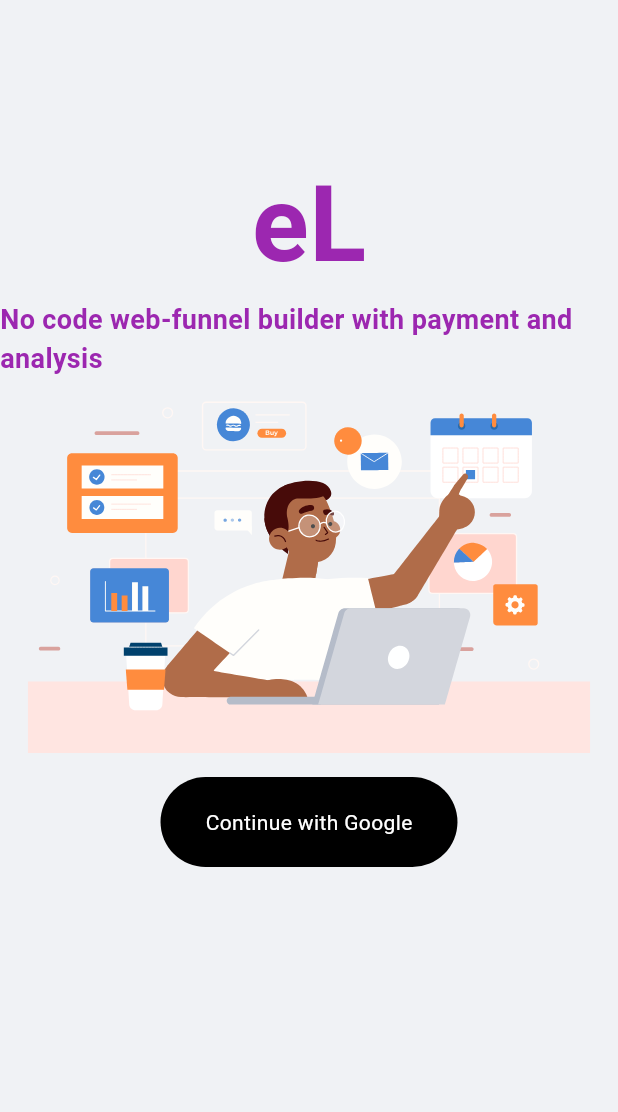
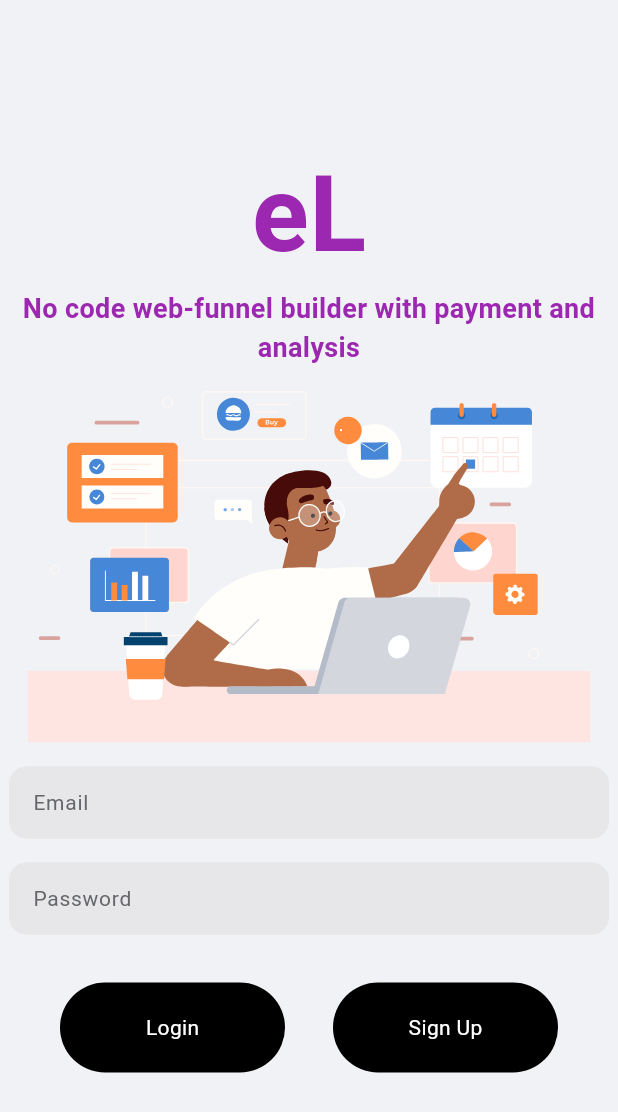
Before and after one commit to Sokhibjon18/leadFlow, a Flutter app: the screen it shows after launch, on a phone screen of 412 x 824 dp. Shown: the top 1112 px of the screen. Run offline on Flutter 3.47's test engine with Material 3 defaults, Android fonts, the light colour scheme and no system bars; our stand-ins replace auto_route, auto_size_text, cloud_firestore, firebase_auth, firebase_core, firebase_storage and 6 more; accounts and stored records are empty; generated files the repository leaves out were written again; statements that could not run were skipped.

Commit message:
– some updates

```diff
--- /dev/null
+++ b/lib/core/widgets/commons/common_text_filed.dart
@@ -0,0 +1,129 @@
+import 'package:flutter/material.dart';
+import 'package:flutter/services.dart';
+
+class CommonTextField extends StatefulWidget {
+  const CommonTextField({
+    super.key,
+    this.hint,
+    this.controller,
+    this.obscureText = false,
+    this.prefixIcon,
+    this.errorText,
+    this.onChanged,
+    this.inputType,
+    this.inputFormatter,
+    this.enabled,
+    this.suffixText,
+    this.allocateErrorSpace = false,
+    this.next = false,
+    this.suffixIcon,
+    this.onTap,
+    this.autoFocus = false,
+    this.backgroundColor,
+    this.maxLines,
+    this.maxLength,
+    this.initialValue,
+    this.focusNode,
+  });
+
+  final String? hint;
+  final Widget? prefixIcon;
+  final Widget? suffixIcon;
+  final String? suffixText;
+  final TextEditingController? controller;
+  final bool obscureText;
+  final bool? enabled;
+  final String? errorText;
+  final ValueChanged<String>? onChanged;
+  final TextInputType? inputType;
+  final List<TextInputFormatter>? inputFormatter;
+  final bool allocateErrorSpace;
+  final bool next;
+  final GestureTapCallback? onTap;
+  final bool autoFocus;
+  final Color? backgroundColor;
+  final int? maxLines;
+  final int? maxLength;
+  final String? initialValue;
+  final FocusNode? focusNode;
+
+  @override
+  State<CommonTextField> createState() => _CommonTextFieldState();
+}
+
+class _CommonTextFieldState extends State<CommonTextField> {
+  bool passwordVisible = false;
+
+  @override
+  void initState() {
+    passwordVisible = widget.obscureText;
+    super.initState();
+  }
+
+  @override
+  Widget build(BuildContext context) {
+    return Column(
+      children: [
+        TextFormField(
+          maxLength: widget.maxLength,
+          maxLines: widget.maxLines,
+          enabled: widget.enabled,
+          controller: widget.controller,
+          autofocus: widget.autoFocus,
+          onTap: widget.onTap,
+          onChanged: widget.onChanged,
+          keyboardType: widget.inputType,
+          focusNode: widget.focusNode,
+          inputFormatters: widget.inputFormatter,
+          cursorColor: const Color(0xFF099EE2),
+          textInputAction: widget.next ? TextInputAction.next : TextInputAction.done,
+          onFieldSubmitted: (_) =>
+              widget.next ? FocusScope.of(context).nextFocus() : FocusScope.of(context).unfocus(),
+          initialValue: widget.initialValue,
+          decoration: InputDecoration(
+            contentPadding: const EdgeInsets.all(12),
+            suffixText: widget.suffixText,
+            errorText: widget.errorText,
+            prefixIcon: widget.prefixIcon,
+            hintText: widget.hint,
+            hintStyle: const TextStyle(
+              fontSize: 14,
+              fontWeight: FontWeight.w400,
+              color: Color(0xFF65676B),
+            ),
+            border: OutlineInputBorder(
+              borderSide: const BorderSide(width: 1),
+              borderRadius: BorderRadius.circular(12),
+            ),
+            enabledBorder: OutlineInputBorder(
+              borderSide: const BorderSide(
+                width: 1,
+                color: Color(0XFFE7E7E9),
+              ),
+              borderRadius: BorderRadius.circular(12),
+            ),
+            focusedBorder: OutlineInputBorder(
+              borderSide: const BorderSide(
+                width: 1,
+                color: Color(0XFFE7E7E9),
+              ),
+              borderRadius: BorderRadius.circular(12),
+            ),
+            filled: true,
+            fillColor: widget.backgroundColor ?? const Color(0XFFE7E7E9),
+            suffixIcon: widget.suffixIcon,
+          ),
+          style: const TextStyle(
+            fontSize: 16,
+            fontWeight: FontWeight.w500,
+            color: Color(0xFF000000),
+          ),
+          obscureText: passwordVisible,
+        ),
+        SizedBox(
+          height: widget.errorText == null && widget.allocateErrorSpace ? 22 : 0,
+        ),
+      ],
+    );
+  }
+}
--- /dev/null
+++ b/lib/features/auth/data/auth_repo.dart
@@ -0,0 +1,38 @@
+import 'package:firebase_auth/firebase_auth.dart';
+import 'package:google_sign_in/google_sign_in.dart';
+import 'package:injectable/injectable.dart';
+
+@injectable
+class AuthRepo {
+  final FirebaseAuth _firebaseAuth;
+
+  AuthRepo(this._firebaseAuth);
+
+  Future<User?> signUp(String email, String password) async {
+    try {
+      UserCredential result = await _firebaseAuth.createUserWithEmailAndPassword(
+        email: email,
+        password: password,
+      );
+      User? user = result.user;
+      return user;
+    } on FirebaseAuthException catch (e) {
+      print('Failed to sign up: ${e.message}');
+      return null;
+    }
+  }
+
+  Future<User?> login(String email, String password) async {
+    try {
+      UserCredential result = await _firebaseAuth.signInWithEmailAndPassword(
+        email: email,
+        password: password,
+      );
+      User? user = result.user;
+      return user;
+    } on FirebaseAuthException catch (e) {
+      print('Failed to log in: ${e.message}');
+      return null;
+    }
+  }
+}
--- /dev/null
+++ b/lib/features/auth/domain/auth_cubit.dart
@@ -0,0 +1,60 @@
+import 'package:firebase_auth/firebase_auth.dart';
+import 'package:flutter_bloc/flutter_bloc.dart';
+import 'package:freezed_annotation/freezed_annotation.dart';
+import 'package:injectable/injectable.dart';
+
+part 'auth_state.dart';
+part 'auth_cubit.freezed.dart';
+
+@injectable
+class AuthCubit extends Cubit<AuthState> {
+  final FirebaseAuth _auth = FirebaseAuth.instance;
+
+  AuthCubit() : super(AuthState.initial());
+
+  Future<void> signUp(String email, String password) async {
+    emit(state.copyWith(loading: true, error: ''));
+    try {
+      UserCredential result = await _auth.createUserWithEmailAndPassword(
+        email: email,
+        password: password,
+      );
+      User? user = result.user;
+      if (user != null) {
+        emit(state.copyWith(loading: false, authenticated: true));
+      } else {
+        emit(state.copyWith(loading: false, error: 'Failed to sign up'));
+      }
+    } on FirebaseAuthException catch (e) {
+      emit(state.copyWith(loading: false, error: e.message ?? 'An error occurred'));
+    }
+  }
+
+  Future<void> login(String email, String password) async {
+    emit(state.copyWith(loading: true, error: ''));
+    try {
+      UserCredential result = await _auth.signInWithEmailAndPassword(
+        email: email,
+        password: password,
+      );
+      User? user = result.user;
+      if (user != null) {
+        emit(state.copyWith(loading: false, authenticated: true));
+      } else {
+        emit(state.copyWith(loading: false, error: 'Failed to log in'));
+      }
+    } on FirebaseAuthException catch (e) {
+      emit(state.copyWith(loading: false, error: e.message ?? 'An error occurred'));
+    }
+  }
+
+  Future<void> signOut() async {
+    emit(state.copyWith(loading: true, error: ''));
+    try {
+      await _auth.signOut();
+      emit(state.copyWith(loading: false, authenticated: false));
+    } catch (e) {
+      emit(state.copyWith(loading: false, error: 'Failed to sign out'));
+    }
+  }
+}
--- a/lib/future/auth/domain/auth_state.dart
+++ b/lib/features/auth/domain/auth_state.dart
@@ -1,4 +1,4 @@
-part of 'auth_bloc.dart';
+part of 'auth_cubit.dart';
 
 @freezed
 class AuthState with _$AuthState {
--- a/lib/future/auth/presentation/auth_page.dart
+++ b/lib/features/auth/presentation/auth_page.dart
@@ -2,8 +2,8 @@ import 'package:auto_route/annotations.dart';
 import 'package:flutter/material.dart';
 import 'package:flutter_bloc/flutter_bloc.dart';
 import 'package:lead_flow/core/di/injection.dart';
-import 'package:lead_flow/future/auth/domain/auth_bloc.dart';
-import 'package:lead_flow/future/auth/presentation/auth_page_child.dart';
+import 'package:lead_flow/features/auth/domain/auth_cubit.dart';
+import 'package:lead_flow/features/auth/presentation/auth_page_child.dart';
 
 @RoutePage()
 class AuthPage extends StatefulWidget {
@@ -17,7 +17,7 @@ class _AuthPageState extends State<AuthPage> {
   @override
   Widget build(BuildContext context) {
     return BlocProvider(
-      create: (context) => getIt<AuthBloc>(),
+      create: (context) => getIt<AuthCubit>(),
       child: const Scaffold(
         backgroundColor: Color(0xFFF0F2F5),
         body: AuthPageChild(),
--- /dev/null
+++ b/lib/features/auth/presentation/auth_page_child.dart
@@ -0,0 +1,145 @@
+import 'package:auto_route/auto_route.dart';
+import 'package:flutter/material.dart';
+import 'package:flutter_bloc/flutter_bloc.dart';
+import 'package:lead_flow/core/router/app_router.gr.dart';
+import 'package:lead_flow/core/widgets/commons/common_text_filed.dart';
+import 'package:lead_flow/features/auth/domain/auth_cubit.dart';
+import 'package:lead_flow/utils/extensions.dart';
+import 'package:lottie/lottie.dart';
+
+class AuthPageChild extends StatelessWidget {
+  const AuthPageChild({super.key});
+
+  @override
+  Widget build(BuildContext context) {
+    return BlocConsumer<AuthCubit, AuthState>(
+      listener: _authStateListener,
+      builder: (context, state) => _buildAuthContent(context),
+    );
+  }
+
+  void _authStateListener(BuildContext context, AuthState state) {
+    if (state.error.isNotEmpty) {
+      context.showSnackBar(state.error);
+    } else if (state.authenticated) {
+      context.router.replace(const HomeRoute());
+    }
+  }
+
+  Widget _buildAuthContent(BuildContext context) {
+    return Center(
+      child: SingleChildScrollView(
+        child: ConstrainedBox(
+          constraints: const BoxConstraints(maxWidth: 400),
+          child: Column(
+            mainAxisAlignment: MainAxisAlignment.center,
+            crossAxisAlignment: CrossAxisAlignment.center,
+            children: [
+              logoAndTitle(),
+              SizedBox(
+                height: 250,
+                child: Lottie.asset('assets/images/auth.json'),
+              ),
+              const SizedBox(height: 16),
+              _AuthForm(),
+            ],
+          ),
+        ),
+      ),
+    );
+  }
+}
+
+logoAndTitle() => const Column(
+      children: [
+        Text(
+          'eL',
+          style: TextStyle(fontSize: 70, color: Colors.purple, fontWeight: FontWeight.bold),
+        ),
+        Text(
+          'No code web-funnel builder with payment and analysis',
+          textAlign: TextAlign.center,
+          style: TextStyle(fontWeight: FontWeight.bold, fontSize: 18, color: Colors.purple),
+        ),
+      ],
+    );
+
+class _AuthForm extends StatefulWidget {
+  @override
+  _AuthFormState createState() => _AuthFormState();
+}
+
+class _AuthFormState extends State<_AuthForm> {
+  final _emailController = TextEditingController();
+  final _passwordController = TextEditingController();
+
+  @override
+  void dispose() {
+    _emailController.dispose();
+    _passwordController.dispose();
+    super.dispose();
+  }
+
+  @override
+  Widget build(BuildContext context) {
+    return Column(
+      children: [
+        CommonTextField(
+          controller: _emailController,
+          hint: 'Email',
+        ),
+        const SizedBox(height: 16),
+        CommonTextField(
+          controller: _passwordController,
+          hint: 'Password',
+          obscureText: true,
+          maxLines: 1,
+        ),
+        const SizedBox(height: 16),
+        Row(
+          mainAxisAlignment: MainAxisAlignment.center,
+          children: [
+            _getAuthButton(
+              label: 'Login',
+              onTap: () => _performAuth(context, isLogin: true),
+            ),
+            _getAuthButton(
+              label: 'Sign Up',
+              onTap: () => _performAuth(context, isLogin: false),
+            ),
+          ],
+        ),
+      ],
+    );
+  }
+
+  void _performAuth(BuildContext context, {required bool isLogin}) {
+    final authCubit = context.read<AuthCubit>();
+    final email = _emailController.text;
+    final password = _passwordController.text;
+
+    if (isLogin) {
+      authCubit.login(email, password);
+    } else {
+      authCubit.signUp(email, password);
+    }
+  }
+
+  _getAuthButton({required String label, required Function() onTap}) => GestureDetector(
+    onTap: onTap,
+    child: Container(
+      width: 150,
+      margin: const EdgeInsets.all(16),
+      padding: const EdgeInsets.symmetric(vertical: 20, horizontal: 30),
+      decoration: BoxDecoration(
+        color: Colors.black,
+        borderRadius: BorderRadius.circular(50),
+      ),
+      alignment: Alignment.center,
+      child: Text(
+        label,
+        style: const TextStyle(color: Colors.white),
+      ),
+    ),
+  );
+}
--- a/lib/future/auth/domain/auth_event.dart
+++ /dev/null
@@ -1,6 +0,0 @@
-part of 'auth_bloc.dart';
-
-@freezed
-class AuthEvent with _$AuthEvent {
-  const factory AuthEvent.signInWithGoogle() = _SignInWithGoogle;
-}
--- a/lib/future/auth/presentation/auth_page_child.dart
+++ /dev/null
@@ -1,90 +0,0 @@
-import 'dart:developer';
-
-import 'package:auto_route/auto_route.dart';
-import 'package:flutter/material.dart';
-import 'package:flutter_bloc/flutter_bloc.dart';
-import 'package:lead_flow/core/router/app_router.gr.dart';
-import 'package:lead_flow/future/auth/domain/auth_bloc.dart';
-import 'package:lottie/lottie.dart';
-
-class AuthPageChild extends StatefulWidget {
-  const AuthPageChild({super.key});
-
-  @override
-  State<AuthPageChild> createState() => _AuthPageChildState();
-}
-
-class _AuthPageChildState extends State<AuthPageChild> {
-  late final bloc = context.read<AuthBloc>();
-  @override
-  Widget build(BuildContext context) {
-    return BlocConsumer<AuthBloc, AuthState>(
-      listener: (context, state) {
-        if (state.error.isNotEmpty) {
-          context.router.replace(const HomeRoute());
-          return;
-          log(state.error.toString());
-        }
-        if (state.authenticated) {
-          context.router.replace(const HomeRoute());
-          return;
-        }
-      },
-      builder: (context, state) {
-        return SingleChildScrollView(
-          physics: const BouncingScrollPhysics(),
-          child: Center(
-            child: Column(
-              crossAxisAlignment: CrossAxisAlignment.center,
-              children: [
-                Container(
-                  margin: const EdgeInsets.only(top: 100),
-                  child: Column(
-                    children: [
-                      const Text(
-                        'eL',
-                        style: TextStyle(
-                          fontSize: 70,
-                          color: Colors.purple,
-                          fontWeight: FontWeight.bold,
-                        ),
-                      ),
-                      const Text(
-                        'No code web-funnel builder with payment and analysis',
-                        style: TextStyle(
-                            fontWeight: FontWeight.bold,
-                            fontSize: 18,
-                            color: Colors.purple),
-                      ),
-                      // Image.asset('assets/images/logo.png'),
-                      SizedBox(
-                          height: 250,
-                          child: Lottie.asset('assets/images/auth.json')),
-                      GestureDetector(
-                        onTap: () =>
-                            bloc.add(const AuthEvent.signInWithGoogle()),
-                        child: Container(
-                          margin: const EdgeInsets.all(16),
-                          padding: const EdgeInsets.symmetric(
-                              vertical: 20, horizontal: 30),
-                          decoration: const BoxDecoration(
-                              color: Colors.black,
-                              borderRadius:
-                                  BorderRadius.all(Radius.circular(50))),
-                          child: const Text(
-                            'Continue with Google',
-                            style: TextStyle(color: Colors.white),
-                          ),
-                        ),
-                      )
-                    ],
-                  ),
-                )
-              ],
-            ),
-          ),
-        );
-      },
-    );
-  }
-}
```
Also changed, not shown: lib/future/auth/data/auth_repo.dart (deleted, +0 -24 lines), lib/future/auth/domain/auth_bloc.dart (deleted, +0 -40 lines), lib/core/di/injection.config.dart, lib/core/router/app_router.gr.dart, lib/features/home/home_page.dart (renamed from lib/future/home/home_page.dart), lib/future/auth/domain/auth_bloc.freezed.dart (deleted), 1 other file.
